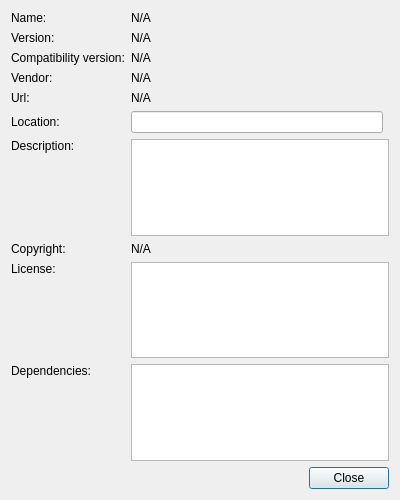
This is src/libs/extensionsystem/fullpluginview.ui in ABBAPOH/andromeda as Qt 5 draws it before an edit. The edited form follows.
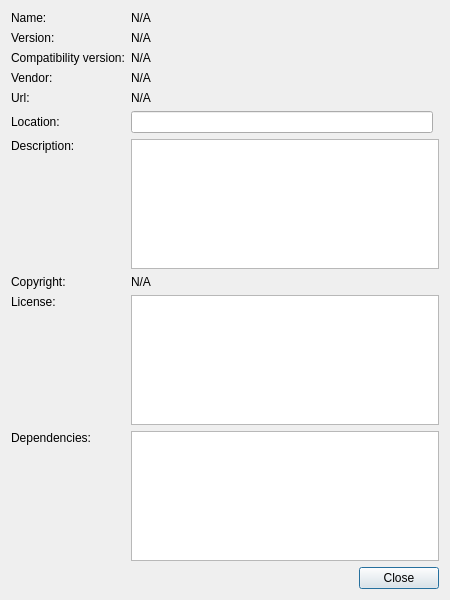
This is the edited form.

Commit message: Changed fullpluginview form size

The edit to the form file:
```diff
--- a/src/libs/extensionsystem/fullpluginview.ui
+++ b/src/libs/extensionsystem/fullpluginview.ui
@@ -6,8 +6,8 @@
    <rect>
     <x>0</x>
     <y>0</y>
-    <width>400</width>
-    <height>500</height>
+    <width>450</width>
+    <height>600</height>
    </rect>
   </property>
   <property name="windowTitle">
```
